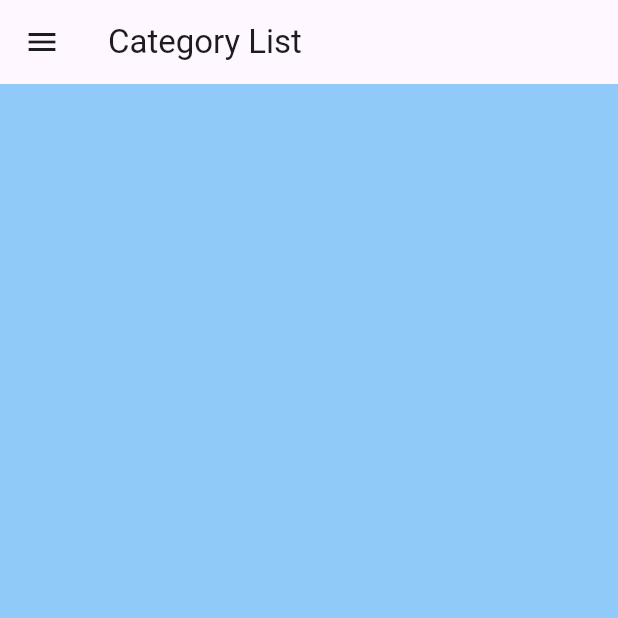
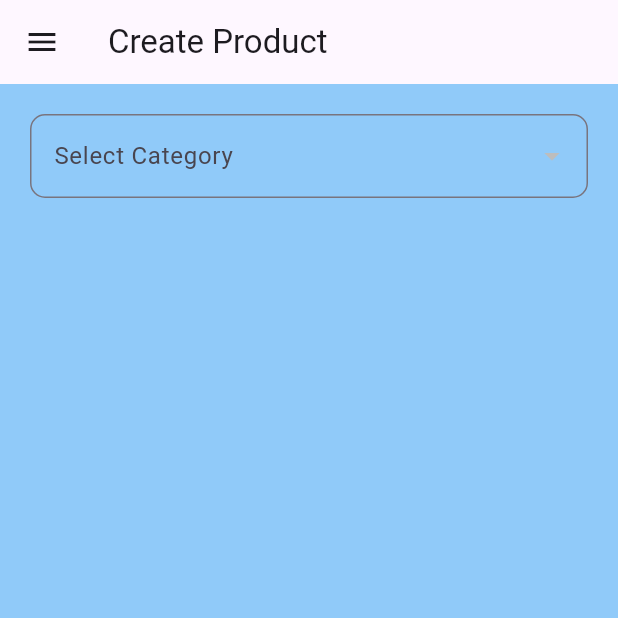
Before and after one commit to maazulhaq00/Flutter-S2, a Flutter app: the screen it shows after launch, on a phone screen of 412 x 824 dp, the top half of it. Run offline on Flutter 3.47's test engine with Material 3 defaults, Android fonts, the phone set to English and light mode, and no system bars; our stand-ins replace cloud_firestore, firebase_core; accounts and stored records are empty.

Commit message:
working on product category dropdown

```diff
--- a/our_app/lib/main.dart
+++ b/our_app/lib/main.dart
@@ -2,6 +2,7 @@ import 'package:flutter/material.dart';
 import 'package:firebase_core/firebase_core.dart';
 import 'package:our_app/screens/admin/category/CategoryListScreen.dart';
 import 'package:our_app/screens/admin/category/CreateCategoryScreen.dart';
+import 'package:our_app/screens/admin/product/CreateProduct.dart';
 import 'firebase_options.dart';
 
 
@@ -21,7 +22,7 @@ class MyApp extends StatelessWidget {
   Widget build(BuildContext context) {
     return MaterialApp(
       debugShowCheckedModeBanner: false,
-      home: CategoryListScreen(),
+      home: CreateProduct(),
     );
   }
 }
--- /dev/null
+++ b/our_app/lib/screens/admin/product/CreateProduct.dart
@@ -0,0 +1,74 @@
+import 'package:cloud_firestore/cloud_firestore.dart';
+import 'package:flutter/material.dart';
+import 'package:our_app/widgets/AdminDrawer.dart';
+
+var db = FirebaseFirestore.instance;
+
+class CreateProduct extends StatefulWidget {
+  const CreateProduct({super.key});
+
+  @override
+  State<CreateProduct> createState() => _CreateProductState();
+}
+
+class _CreateProductState extends State<CreateProduct> {
+  String selectedCategory = "";
+
+  List<DropdownMenuItem> categoryList = [];
+
+  void selectCategory(value) {
+    setState(() {
+      selectedCategory = value;
+    });
+  }
+
+  void fetchCategories() async {
+    var categorySnapshot = await db.collection("catgories").get();
+    var categoryDocs = categorySnapshot.docs;
+
+    for (int i = 0; i < categoryDocs.length; i++) {
+      categoryList.add(
+        DropdownMenuItem(
+          value: categoryDocs[i].id,
+          child: Text(categoryDocs[i].data()["categoryname"]),
+        ),
+      );
+    }
+  }
+
+  @override
+  void initState() {
+    // TODO: implement initState
+    super.initState();
+
+    fetchCategories();
+  }
+
+  @override
+  Widget build(BuildContext context) {
+    return Scaffold(
+      backgroundColor: Colors.blue.shade200,
+      appBar: AppBar(title: Text("Create Product")),
+      drawer: AppDrawer(),
+      body: Container(
+        padding: EdgeInsets.all(20),
+        child: Column(
+          children: [
+            DropdownButtonFormField(
+              decoration: InputDecoration(
+                labelText: "Select Category",
+                border: OutlineInputBorder(
+                  borderRadius: BorderRadius.circular(10),
+                ),
+              ),
+              items: categoryList,
+              onChanged: selectCategory,
+            ),
+
+            Text(selectedCategory),
+          ],
+        ),
+      ),
+    );
+  }
+}
```
